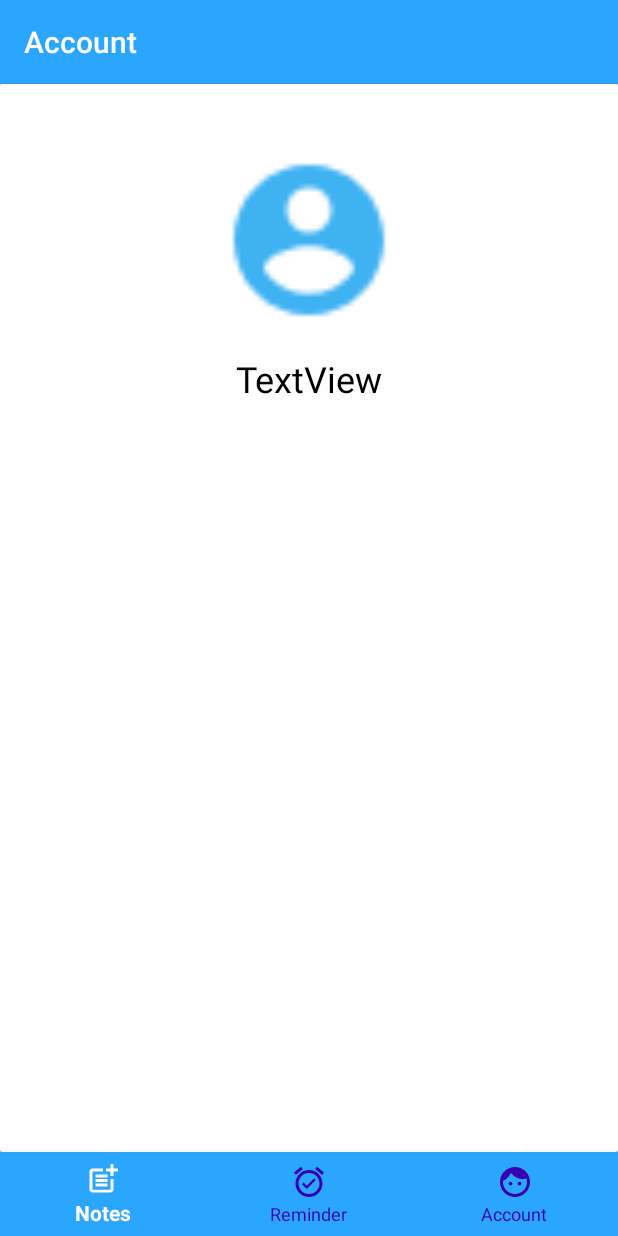
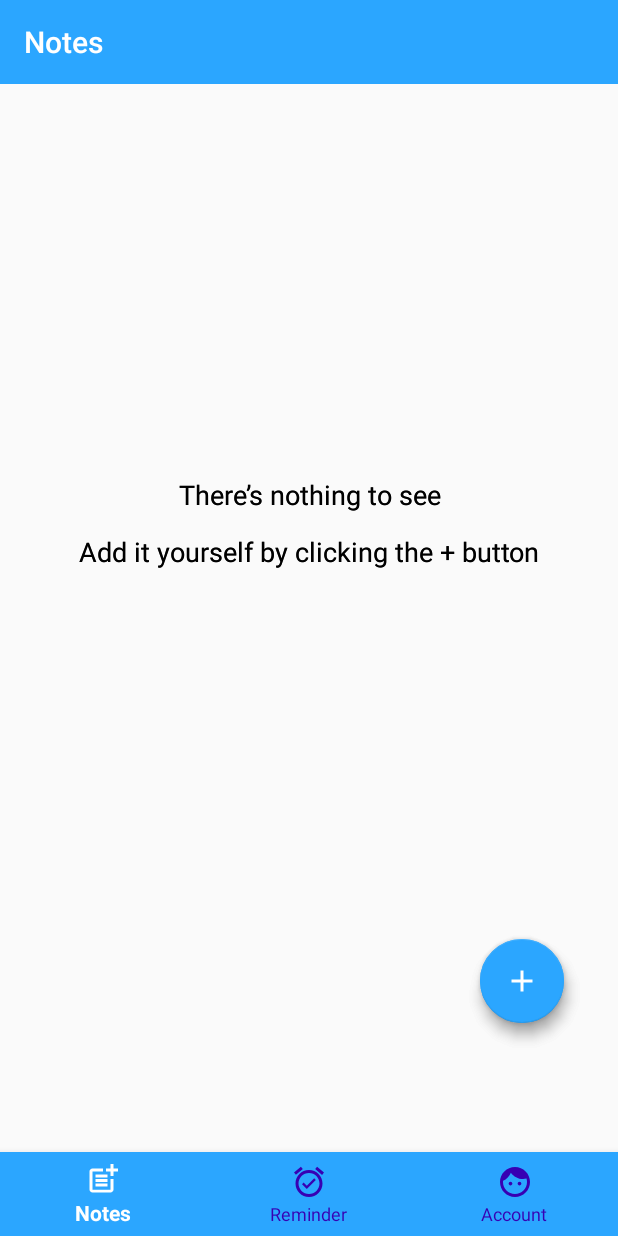
Before and after one commit to BryanAntonnio/ProjectSA, an Android app: the screen it shows after launch (MainActivity), on a phone screen of 412 x 824 dp. Run offline under Robolectric (Android 15) with nearby library versions, the phone set to English and light mode, and no system bars; our stand-ins replace navigation-ui.

Commit message:
Input floating button succeed

```diff
--- a/app/src/main/AndroidManifest.xml
+++ b/app/src/main/AndroidManifest.xml
@@ -18,6 +18,7 @@
                 <category android:name="android.intent.category.LAUNCHER" />
             </intent-filter>
         </activity>
+        <activity android:name=".ui.notes.NotesAddActivity" android:parentActivityName=".MainActivity"/>
 
     </application>
 
--- a/app/src/main/java/com/uc/finalproject/ui/notes/NotesAddActivity.java
+++ b/app/src/main/java/com/uc/finalproject/ui/notes/NotesAddActivity.java
@@ -25,7 +25,7 @@ public class NotesAddActivity extends AppCompatActivity {
         toolbar.setNavigationOnClickListener(new View.OnClickListener() {
             @Override
             public void onClick(View v) {
-                Intent intent = new Intent(NotesAddActivity.this, NotesMainActivity.class);
+                Intent intent = new Intent(NotesAddActivity.this, MainActivity.class);
                 startActivity(intent);
                 finish();
             }
--- a/app/src/main/java/com/uc/finalproject/ui/notes/NotesFragments.java
+++ b/app/src/main/java/com/uc/finalproject/ui/notes/NotesFragments.java
@@ -1,10 +1,12 @@
 package com.uc.finalproject.ui.notes;
 
+import android.content.Intent;
 import android.os.Bundle;
 import android.view.LayoutInflater;
 import android.view.View;
 import android.view.ViewGroup;
 import android.widget.TextView;
+import android.widget.Toast;
 
 import androidx.annotation.NonNull;
 import androidx.annotation.Nullable;
@@ -12,18 +14,29 @@ import androidx.fragment.app.Fragment;
 import androidx.lifecycle.Observer;
 import androidx.lifecycle.ViewModelProviders;
 
+import com.google.android.material.floatingactionbutton.FloatingActionButton;
 import com.uc.finalproject.R;
 
 public class NotesFragments extends Fragment {
-
+    FloatingActionButton button_add_notes;
     @Nullable
     @Override
     public View onCreateView(@NonNull LayoutInflater inflater, @Nullable ViewGroup container, @Nullable Bundle savedInstanceState) {
-//        return inflater.inflate(R.layout.fragment_notes, container, false);
-        final View v = inflater.inflate(R.layout.fragment_account, container, false);
+        return inflater.inflate(R.layout.fragment_notes, container, false);
 
-        button_add_notes = v.findViewById(R.id.button_tambah_notes);
+    }
 
-        return v;
+    @Override
+    public void onViewCreated(@NonNull View view, @Nullable Bundle savedInstanceState) {
+        super.onViewCreated(view, savedInstanceState);
+        FloatingActionButton button_add_notes = view.findViewById(R.id.button_tambah_notes);
+        button_add_notes.setOnClickListener(new View.OnClickListener() {
+            @Override
+            public void onClick(View v) {
+                Intent intent = new Intent(getActivity(), NotesAddActivity.class);
+                startActivity(intent);
+                getActivity().finish();
+            }
+        });
     }
 }
--- a/app/src/main/java/com/uc/finalproject/ui/notes_input/inputNotesFragments.java
+++ b/app/src/main/java/com/uc/finalproject/ui/notes_input/inputNotesFragments.java
@@ -16,5 +16,9 @@ import androidx.lifecycle.ViewModelProviders;
 import com.uc.finalproject.R;
 
 public class inputNotesFragments extends Fragment {
-
+    @Nullable
+    @Override
+    public View onCreateView(@NonNull LayoutInflater inflater, @Nullable ViewGroup container, @Nullable Bundle savedInstanceState) {
+        return super.onCreateView(inflater, container, savedInstanceState);
+    }
 }
--- a/app/src/main/res/layout/fragment_notes.xml
+++ b/app/src/main/res/layout/fragment_notes.xml
@@ -7,8 +7,11 @@
     android:layout_height="match_parent">
 
     <androidx.recyclerview.widget.RecyclerView
-        android:layout_width="match_parent"
-        android:layout_height="match_parent" />
+        android:layout_width="0dp"
+        android:layout_height="wrap_content"
+        app:layout_constraintEnd_toEndOf="parent"
+        app:layout_constraintStart_toStartOf="parent"
+        app:layout_constraintTop_toBottomOf="@+id/toolbar" />
 
     <androidx.appcompat.widget.Toolbar
         android:id="@+id/toolbar"
```
Also changed, not shown: app/src/main/java/com/uc/finalproject/MainActivity.java (+0 -9 lines), app/src/main/java/com/uc/finalproject/ui/notes/NotesMainActivity.java (deleted, +0 -21 lines).
